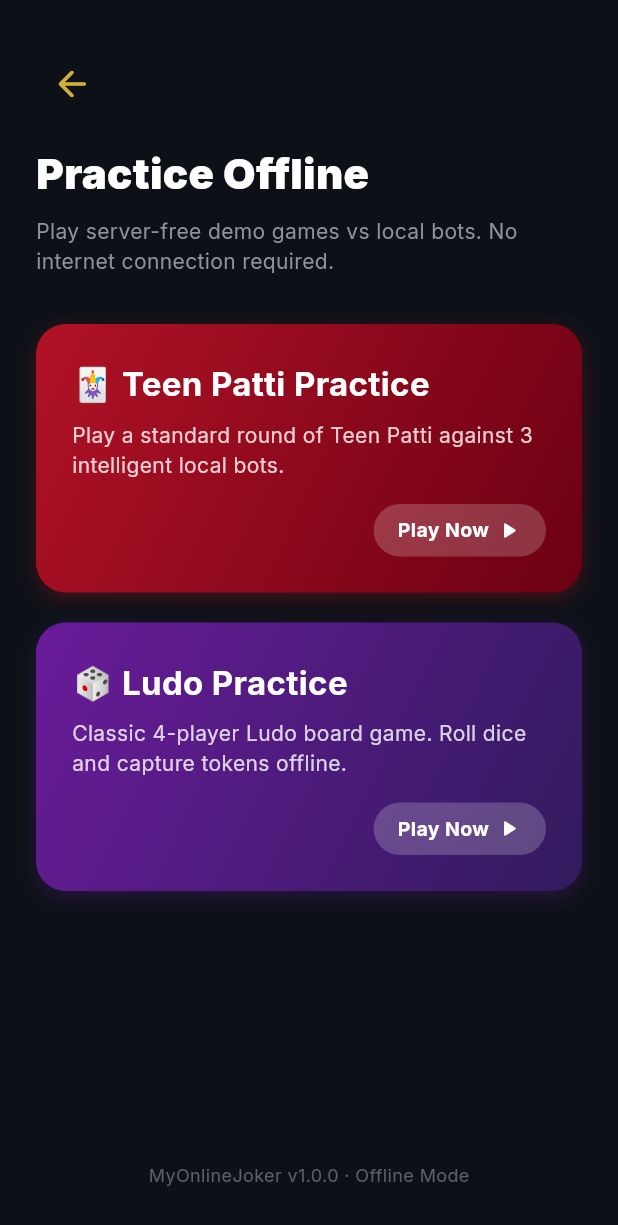
After one commit to rahul1431/teen, a Flutter app: the OfflineDemoPage screen opened by its route, on a phone screen of 412 x 824 dp. The commit adds this screen. Shown: the top 1225 px of the screen. Run offline on Flutter 3.47's test engine with Material 3 defaults, Android fonts, the phone set to English and light mode, and no system bars; our stand-ins replace audioplayers, dio, firebase_core, firebase_messaging, flutter_animate, flutter_local_notifications and 6 more; accounts and stored records are empty.

Commit message:
feat: implement high-concurrency redis pub-sub gateway, safe wallet locks/refunds, and offline demo mode

```diff
--- a/mobile/lib/app.dart
+++ b/mobile/lib/app.dart
@@ -7,6 +7,7 @@ import 'features/auth/pages/splash_page.dart';
 import 'features/auth/pages/login_page.dart';
 import 'features/auth/pages/register_page.dart';
 import 'features/auth/pages/otp_page.dart';
+import 'features/auth/pages/offline_demo_page.dart';
 import 'features/home/home_page.dart';
 import 'features/wallet/wallet_page.dart';
 import 'features/games/teen_patti/modes_page.dart';
@@ -30,7 +31,8 @@ final GoRouter _router = GoRouter(
     final isAuth = token != null;
     final isPublic = state.matchedLocation.startsWith('/auth') ||
         state.matchedLocation == '/splash' ||
-        state.matchedLocation.endsWith('/demo');
+        state.matchedLocation.endsWith('/demo') ||
+        state.matchedLocation.endsWith('/practice');
     if (!isAuth && !isPublic) return '/auth/login';
     // Register/refresh FCM push token on every authenticated navigation
     if (isAuth && !isPublic) {
@@ -41,6 +43,7 @@ final GoRouter _router = GoRouter(
   routes: [
     GoRoute(path: '/splash', builder: (_, __) => const SplashPage()),
     GoRoute(path: '/auth/login', builder: (_, __) => const LoginPage()),
+    GoRoute(path: '/auth/offline-demo', builder: (_, __) => const OfflineDemoPage()),
     GoRoute(path: '/auth/register', builder: (_, state) => RegisterPage(phone: state.uri.queryParameters['phone'] ?? '', otp: state.uri.queryParameters['otp'] ?? '')),
     GoRoute(path: '/auth/otp', builder: (_, state) => OtpPage(phone: state.uri.queryParameters['phone'] ?? '')),
     GoRoute(path: '/home', builder: (_, __) => const HomePage()),
--- a/mobile/lib/features/auth/pages/login_page.dart
+++ b/mobile/lib/features/auth/pages/login_page.dart
@@ -155,9 +155,9 @@ class _LoginPageState extends State<LoginPage> {
                 SizedBox(
                   width: double.infinity,
                   child: OutlinedButton.icon(
-                    onPressed: () => context.push('/games/teen-patti/demo'),
-                    icon: const Icon(Icons.play_circle_outline_rounded, color: AppColors.gold, size: 20),
-                    label: const Text('Preview Teen Patti (Demo)', style: TextStyle(color: AppColors.gold)),
+                    onPressed: () => context.push('/auth/offline-demo'),
+                    icon: const Icon(Icons.videogame_asset_outlined, color: AppColors.gold, size: 20),
+                    label: const Text('Play Offline Practice Games', style: TextStyle(color: AppColors.gold)),
                     style: OutlinedButton.styleFrom(
                       side: const BorderSide(color: AppColors.border),
                       padding: const EdgeInsets.symmetric(vertical: 14),
@@ -166,7 +166,7 @@ class _LoginPageState extends State<LoginPage> {
                 ),
                 const SizedBox(height: 8),
                 const Center(
-                  child: Text('No login needed · UI preview only',
+                  child: Text('No login or internet needed · Play vs local Bots',
                     style: TextStyle(color: AppColors.textSecondary, fontSize: 11)),
                 ),
               ],
--- /dev/null
+++ b/mobile/lib/features/auth/pages/offline_demo_page.dart
@@ -0,0 +1,160 @@
+import 'package:flutter/material.dart';
+import 'package:go_router/go_router.dart';
+import '../../../shared/theme/app_theme.dart';
+
+class OfflineDemoPage extends StatelessWidget {
+  const OfflineDemoPage({super.key});
+
+  @override
+  Widget build(BuildContext context) {
+    return Scaffold(
+      body: SafeArea(
+        child: Padding(
+          padding: const EdgeInsets.symmetric(horizontal: 24.0, vertical: 32.0),
+          child: Column(
+            crossAxisAlignment: CrossAxisAlignment.start,
+            children: [
+              IconButton(
+                icon: const Icon(Icons.arrow_back_rounded, color: AppColors.gold, size: 28),
+                onPressed: () => context.go('/auth/login'),
+              ),
+              const SizedBox(height: 16),
+              const Text(
+                'Practice Offline',
+                style: TextStyle(
+                  fontSize: 28,
+                  fontWeight: FontWeight.w900,
+                  color: AppColors.textPrimary,
+                ),
+              ),
+              const SizedBox(height: 8),
+              const Text(
+                'Play server-free demo games vs local bots. No internet connection required.',
+                style: TextStyle(
+                  fontSize: 14,
+                  color: AppColors.textSecondary,
+                ),
+              ),
+              const SizedBox(height: 32),
+
+              // Teen Patti Practice Card
+              _buildGameCard(
+                context,
+                title: '🃏 Teen Patti Practice',
+                description: 'Play a standard round of Teen Patti against 3 intelligent local bots.',
+                gradient: AppColors.teenPattiGrad,
+                route: '/games/teen-patti/demo',
+              ),
+
+              const SizedBox(height: 20),
+
+              // Ludo Practice Card
+              _buildGameCard(
+                context,
+                title: '🎲 Ludo Practice',
+                description: 'Classic 4-player Ludo board game. Roll dice and capture tokens offline.',
+                gradient: AppColors.ludoGrad,
+                route: '/games/ludo/practice',
+              ),
+
+              const Spacer(),
+              Center(
+                child: Text(
+                  'MyOnlineJoker v1.0.0 · Offline Mode',
+                  style: TextStyle(
+                    fontSize: 12,
+                    color: AppColors.textSecondary.withOpacity(0.6),
+                  ),
+                ),
+              ),
+            ],
+          ),
+        ),
+      ),
+    );
+  }
+
+  Widget _buildGameCard(
+    BuildContext context, {
+    required String title,
+    required String description,
+    required List<Color> gradient,
+    required String route,
+  }) {
+    return Container(
+      width: double.infinity,
+      decoration: BoxDecoration(
+        gradient: LinearGradient(
+          colors: gradient,
+          begin: Alignment.topLeft,
+          end: Alignment.bottomRight,
+        ),
+        borderRadius: BorderRadius.circular(20),
+        boxShadow: [
+          BoxShadow(
+            color: gradient.first.withOpacity(0.3),
+            blurRadius: 10,
+            offset: const Offset(0, 4),
+          ),
+        ],
+      ),
+      child: Material(
+        color: Colors.transparent,
+        child: InkWell(
+          borderRadius: BorderRadius.circular(20),
+          onTap: () => context.push(route),
+          child: Padding(
+            padding: const EdgeInsets.all(24.0),
+            child: Column(
+              crossAxisAlignment: CrossAxisAlignment.start,
+              children: [
+                Text(
+                  title,
+                  style: const TextStyle(
+                    fontSize: 22,
+                    fontWeight: FontWeight.bold,
+                    color: Colors.white,
+                  ),
+                ),
+                const SizedBox(height: 8),
+                Text(
+                  description,
+                  style: TextStyle(
+                    fontSize: 14,
+                    color: Colors.white.withOpacity(0.8),
+                  ),
+                ),
+                const SizedBox(height: 16),
+                Align(
+                  alignment: Alignment.bottomRight,
+                  child: Container(
+                    padding: const EdgeInsets.symmetric(horizontal: 16, vertical: 8),
+                    decoration: BoxDecoration(
+                      color: Colors.white.withOpacity(0.2),
+                      borderRadius: BorderRadius.circular(30),
+                    ),
+                    child: const Row(
+                      mainAxisSize: MainAxisSize.min,
+                      children: [
+                        Text(
+                          'Play Now',
+                          style: TextStyle(
+                            color: Colors.white,
+                            fontWeight: FontWeight.bold,
+                            fontSize: 13,
+                          ),
+                        ),
+                        SizedBox(width: 4),
+                        Icon(Icons.play_arrow_rounded, color: Colors.white, size: 18),
+                      ],
+                    ),
+                  ),
+                ),
+              ],
+            ),
+          ),
+        ),
+      ),
+    );
+  }
+}
```
Also changed, not shown: services/wallet-service/package-lock.json, 6 other files.
